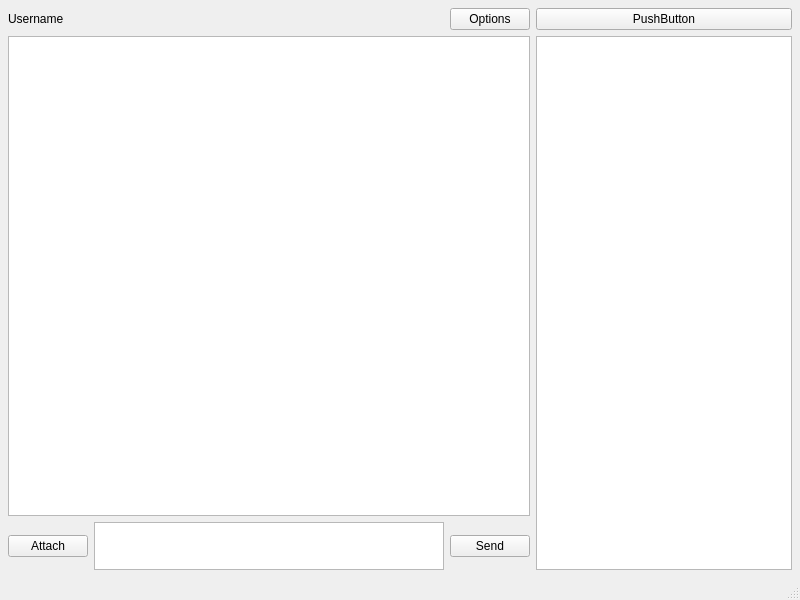
This is MainUI.ui in judevercetti/NetChat as Qt 5 draws it before an edit. The edited form follows.
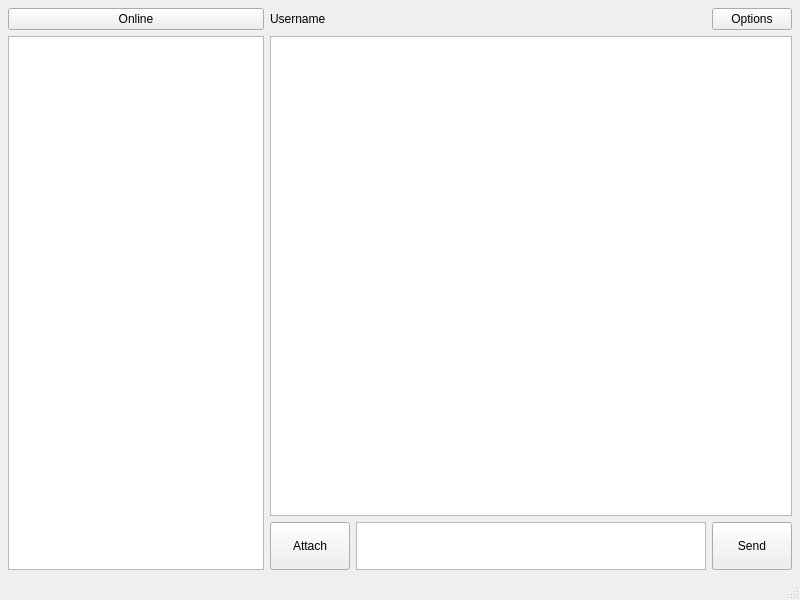
This is the edited form.

Patch:
```diff
--- a/MainUI.ui
+++ b/MainUI.ui
@@ -46,6 +46,30 @@
         <property name="bottomMargin">
          <number>8</number>
         </property>
+        <item>
+         <layout class="QVBoxLayout" name="verticalLayout_2" stretch="0,0">
+          <property name="sizeConstraint">
+           <enum>QLayout::SetDefaultConstraint</enum>
+          </property>
+          <item>
+           <widget class="QPushButton" name="onlineusers_button">
+            <property name="text">
+             <string>Online</string>
+            </property>
+           </widget>
+          </item>
+          <item>
+           <widget class="QListWidget" name="users_listwidget">
+            <property name="sizePolicy">
+             <sizepolicy hsizetype="Fixed" vsizetype="Expanding">
+              <horstretch>0</horstretch>
+              <verstretch>0</verstretch>
+             </sizepolicy>
+            </property>
+           </widget>
+          </item>
+         </layout>
+        </item>
         <item>
          <layout class="QVBoxLayout" name="verticalLayout_3" stretch="0,0,0">
           <item>
@@ -92,6 +116,18 @@
                 <verstretch>0</verstretch>
                </sizepolicy>
               </property>
+              <property name="minimumSize">
+               <size>
+                <width>0</width>
+                <height>48</height>
+               </size>
+              </property>
+              <property name="baseSize">
+               <size>
+                <width>0</width>
+                <height>48</height>
+               </size>
+              </property>
               <property name="text">
                <string>Attach</string>
               </property>
@@ -123,7 +159,25 @@
              </widget>
             </item>
             <item>
-             <widget class="QPushButton" name="pushButton_2">
+             <widget class="QPushButton" name="sendmsg_button">
+              <property name="sizePolicy">
+               <sizepolicy hsizetype="Fixed" vsizetype="Fixed">
+                <horstretch>0</horstretch>
+                <verstretch>0</verstretch>
+               </sizepolicy>
+              </property>
+              <property name="minimumSize">
+               <size>
+                <width>0</width>
+                <height>48</height>
+               </size>
+              </property>
+              <property name="baseSize">
+               <size>
+                <width>0</width>
+                <height>48</height>
+               </size>
+              </property>
               <property name="text">
                <string>Send</string>
               </property>
@@ -133,30 +187,6 @@
           </item>
          </layout>
         </item>
-        <item>
-         <layout class="QVBoxLayout" name="verticalLayout_2" stretch="0,0">
-          <property name="sizeConstraint">
-           <enum>QLayout::SetDefaultConstraint</enum>
-          </property>
-          <item>
-           <widget class="QPushButton" name="pushButton_4">
-            <property name="text">
-             <string>PushButton</string>
-            </property>
-           </widget>
-          </item>
-          <item>
-           <widget class="QListWidget" name="users_listwidget">
-            <property name="sizePolicy">
-             <sizepolicy hsizetype="Fixed" vsizetype="Expanding">
-              <horstretch>0</horstretch>
-              <verstretch>0</verstretch>
-             </sizepolicy>
-            </property>
-           </widget>
-          </item>
-         </layout>
-        </item>
        </layout>
       </item>
      </layout>
```
Left out of the diff: 10 changed lines with no effect on the pictures.
